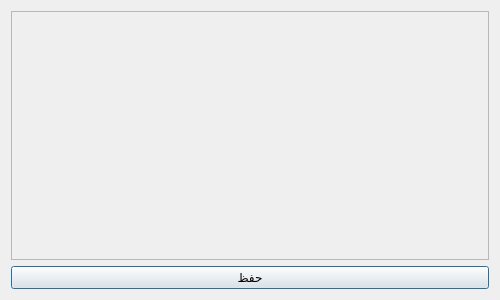
This is Ui_ShortCutSettings.ui in rabee361/E-commerce2 as Qt 5 draws it before an edit. The edited form follows.
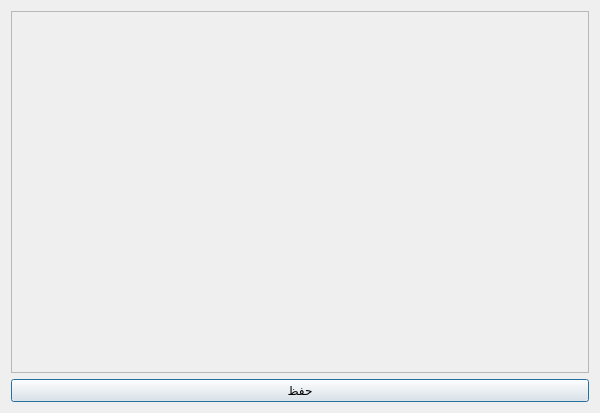
This is the edited form.

What changed in the file:
```diff
--- a/Ui_ShortCutSettings.ui
+++ b/Ui_ShortCutSettings.ui
@@ -6,20 +6,20 @@
    <rect>
     <x>0</x>
     <y>0</y>
-    <width>500</width>
-    <height>300</height>
+    <width>600</width>
+    <height>413</height>
    </rect>
   </property>
   <property name="minimumSize">
    <size>
-    <width>500</width>
-    <height>300</height>
+    <width>600</width>
+    <height>400</height>
    </size>
   </property>
   <property name="maximumSize">
    <size>
-    <width>500</width>
-    <height>300</height>
+    <width>166777</width>
+    <height>166777</height>
    </size>
   </property>
   <property name="windowTitle">
@@ -34,8 +34,8 @@
   <layout class="QVBoxLayout" name="verticalLayout">
    <item>
     <widget class="QScrollArea" name="scrollArea">
-     <property name="widgetResizable">
-      <bool>true</bool>
+     <property name="layoutDirection">
+      <enum>Qt::RightToLeft</enum>
      </property>
      <property name="horizontalScrollBarPolicy">
       <enum>Qt::ScrollBarAlwaysOff</enum>
@@ -45,8 +45,8 @@
        <rect>
         <x>0</x>
         <y>0</y>
-        <width>480</width>
-        <height>251</height>
+        <width>576</width>
+        <height>354</height>
        </rect>
       </property>
       <layout class="QHBoxLayout" name="horizontalLayout">
```
Left out of the diff: 3 changed lines with no effect on the pictures. Lines whose indentation alone changed are shown as unchanged.
